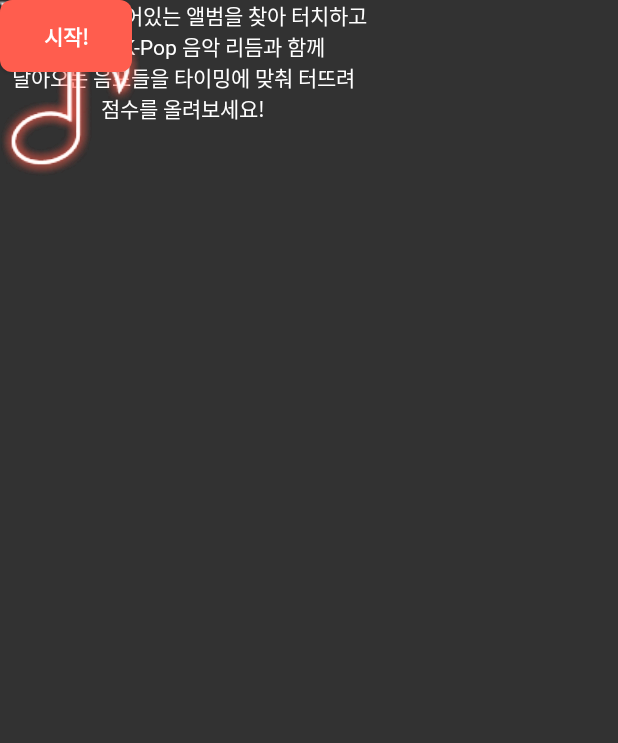
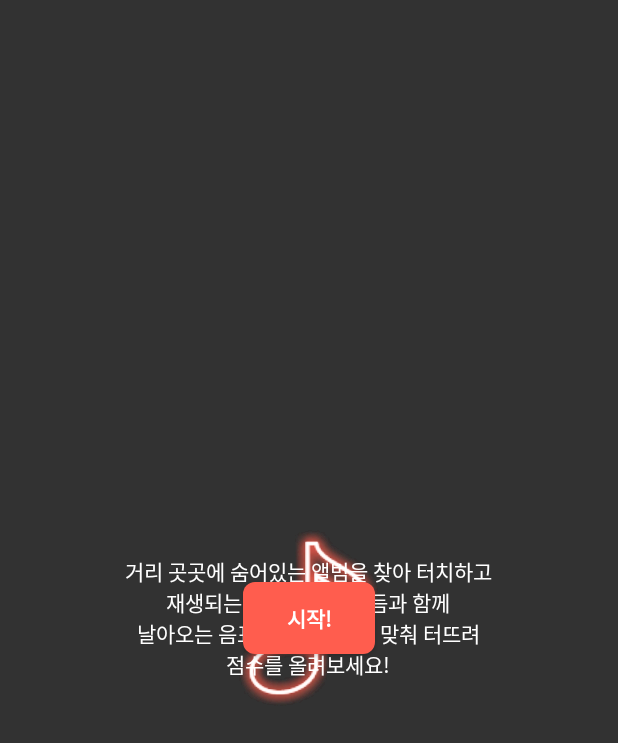
Before and after one commit to HopangLee/MusicNote, an Android app: the PopupActivity screen opened directly, with no data from a screen before it, on a phone screen of 412 x 824 dp. Shown: the top 743 px of the screen. Run offline under Robolectric (Android 15) with nearby library versions, the phone set to English and light mode, and no system bars; libraries missing offline, so code that uses them is left out: com.ssomai.android; plain views replace ScalableLayout.

Commit message:
fix howtoplay ui

```diff
--- a/app/build.gradle
+++ b/app/build.gradle
@@ -65,10 +65,10 @@ sceneform.asset('sampledata/album/EXO_album.fbx', // 'Source Asset Path' specifi
         'src/main/res/raw/exo_album')              // '.sfb Output Path' specified during import.
 */
 /*
-sceneform.asset('sampledata/album/nctmodel2.fbx', // 'Source Asset Path' specified during import.
+sceneform.asset('sampledata/album/nctcd1.obj', // 'Source Asset Path' specified during import.
         'default',                            // 'Material Path' specified during import.
-        'sampledata/models/nctmodel2.sfa',         // '.sfa Output Path' specified during import.
-        'src/main/res/raw/nctmodel2')              // '.sfb Output Path' specified during import.
+        'sampledata/album/nctcd1.sfa',         // '.sfa Output Path' specified during import.
+        'src/main/res/raw/nctcd1')        // '.sfb Output Path' specified during import.
 */
 
 /*
--- a/app/src/main/java/com/example/musicnote/AlbumNode.java
+++ b/app/src/main/java/com/example/musicnote/AlbumNode.java
@@ -33,7 +33,7 @@ public class AlbumNode extends Node {
               MediaPlayer mediaPlayer, ArSceneView arSceneView){
         this.setRenderable(albumModel);
 
-        this.setLocalScale(new Vector3(0.02f, 0.02f, 0.02f));
+        this.setLocalScale(new Vector3(0.2f, 0.2f, 0.2f));
         //this.setLocalPosition(this.getUp().scaled(-2f)); // 스위치로 바꾸는 과정에서 이렇게함
         /*
         this.setLocalScale(new Vector3(1f, 1f, 1f));
--- a/app/src/main/java/com/example/musicnote/BofLogo.java
+++ b/app/src/main/java/com/example/musicnote/BofLogo.java
@@ -14,7 +14,7 @@ public class BofLogo extends Node {
     BofLogo(AnchorNode parent, ModelRenderable bofLogoModel,
             ArSceneView arSceneView){
         this.setRenderable(bofLogoModel);
-        this.setLocalScale(new Vector3(1f, 1f, 1f));
+        this.setLocalScale(new Vector3(.5f, .5f, .5f));
         this.setParent(parent);
         this.setLocalPosition(this.getUp().scaled(+0.5f));
 
--- a/app/src/main/java/com/example/musicnote/GameSystem.java
+++ b/app/src/main/java/com/example/musicnote/GameSystem.java
@@ -112,10 +112,10 @@ public class GameSystem extends AnchorNode{
 
     final float DISTANCE = 15f; // 15m (얼마나 앞에서 생성되게 할 것인지)
     final int DELAY = 3000; // 생성되고 퍼펙트 존(터치시 점수를 얻는 구역)까지 오는 데 걸리는 시간 (ms)
-    final float ZONEDISTANCE = 3f; // 퍼펙트 존 거리
+    final float ZONEDISTANCE = 2.75f; // 퍼펙트 존 거리
     final float SPEED = (DISTANCE - ZONEDISTANCE) * 1000 / DELAY; // 노트의 이동 속도(m/s)
 
-    final float SCALE = 0.4f;
+    final float SCALE = 0.5f;
     final int SCORE = 50;
 
     final float INTERVAL = (MainActivity.getMinScreenSize() / 2160); // =>0.5
--- a/app/src/main/java/com/example/musicnote/PopupActivity.java
+++ b/app/src/main/java/com/example/musicnote/PopupActivity.java
@@ -3,6 +3,8 @@ package com.example.musicnote;
 import android.content.Intent;
 import android.graphics.Color;
 import android.graphics.drawable.ColorDrawable;
+import android.media.AudioManager;
+import android.media.SoundPool;
 import android.os.Bundle;
 import android.os.Handler;
 import android.util.Log;
@@ -19,7 +21,8 @@ public class PopupActivity extends AppCompatActivity {
     Button startBtn;
     public static PopupActivity pa;
 
-
+    SoundPool soundPool;
+    int effectSoundID;
 
     @Override
     protected void onCreate(Bundle savedInstanceState) {
@@ -31,6 +34,9 @@ public class PopupActivity extends AppCompatActivity {
                WindowManager.LayoutParams.FLAG_FULLSCREEN);*/
         //  getWindow().setBackgroundDrawable(new ColorDrawable(0xCC000000));//배경 투명하게
 
+        soundPool = new SoundPool(3, AudioManager.STREAM_MUSIC, 0);
+        effectSoundID = soundPool.load(this, R.raw.ui_menu_button_confirm_03, 1);
+
         startBtn = (Button)findViewById(R.id.checkBtn);
 
         startBtn.setOnClickListener(new View.OnClickListener(){
@@ -38,7 +44,9 @@ public class PopupActivity extends AppCompatActivity {
             @Override
             public void onClick(View v) {
                 Intent intent = new Intent(getApplicationContext(), SplashActivity.class);
+                soundPool.play(effectSoundID, 0.75f, 0.75f, 0, 0, 1f);
                 startActivityForResult(intent, 1);
+                finish();
             }
         });
 
--- a/app/src/main/res/layout/howtoplay.xml
+++ b/app/src/main/res/layout/howtoplay.xml
@@ -7,97 +7,114 @@
     android:background="#CC000000">
 
     <com.ssomai.android.scalablelayout.ScalableLayout
-        android:layout_width="wrap_content"
-        android:layout_height="wrap_content"
-        app:scale_base_height="640"
-        app:scale_base_width="360"
+        android:layout_width="match_parent"
+        android:layout_height="match_parent"
+        app:scale_base_height="645"
+        app:scale_base_width="400"
         tools:ignore="MissingPrefix">
-
-        <TextView
-            android:id="@+id/howtodo"
-            android:layout_width="wrap_content"
-            android:layout_height="wrap_content"
-            android:layout_weight="1"
-            android:text="How To Do?"
-            android:gravity="center"
-            android:textColor="#FF5D4D"
-            android:fontFamily="@font/notosanskrmedium"
-            app:scale_width="360"
-            app:scale_height="30"
-            app:scale_textsize="16"
-            app:scale_top="242"
-            />
-
-        <TextView
-            android:id="@+id/textView6"
-            android:layout_width="wrap_content"
-            android:layout_height="match_parent"
-            android:layout_weight="1"
-            android:text="거리 곳곳에 숨어있는 앨범을 찾아 터치하고\n재생되는 K-Pop 음악 리듬과 함께\n날아오는 음표들을 타이밍에 맞춰 터뜨려\n점수를 올려보세요!"
-            android:gravity="center"
-            android:textColor="#FFFFFF"
-            android:fontFamily="@font/notosanskrmedium"
-            app:scale_width="310"
-            app:scale_height="90"
-            app:scale_textsize="14"
-            app:scale_top="274"
-            app:scale_left="25"/>
-
-        <ImageView
-            android:id="@+id/imageView2"
-            android:layout_width="wrap_content"
-            android:layout_height="wrap_content"
-            app:scale_height="15"
-            app:scale_left="178"
-            app:scale_top="375"
-            app:scale_width="15"
-            app:srcCompat="@drawable/ic_arrow" />
-
-        <ImageView
-            android:id="@+id/imageView6"
-            android:layout_width="wrap_content"
-            android:layout_height="wrap_content"
-            app:srcCompat="@drawable/ic_tap_up"
-            app:scale_width="78"
-            app:scale_height="101"
-            app:scale_top="410"
-            app:scale_left="26"/>
-
-        <ImageView
-            android:id="@+id/imageView7"
-            android:layout_width="wrap_content"
-            android:layout_height="wrap_content"
-            app:srcCompat="@drawable/ic_tap_up"
-            app:scale_width="78"
-            app:scale_height="101"
-            app:scale_top="410"
-            app:scale_left="143"/>
-
-        <ImageView
-            android:id="@+id/imageView8"
-            android:layout_width="wrap_content"
-            android:layout_height="wrap_content"
-            app:srcCompat="@drawable/ic_tap_up"
-            app:scale_width="78"
-            app:scale_height="101"
-            app:scale_top="410"
-            app:scale_left="256"/>
 
         <Button
             android:id="@+id/checkBtn"
             android:layout_width="wrap_content"
             android:layout_height="wrap_content"
             android:background="@drawable/normal_btn_bg"
+            android:fontFamily="@font/notosanskrregular"
             android:text="시작!"
-            android:fontFamily="@font/notosanskrregular"
+            android:layout_gravity="center"
             android:textAlignment="center"
             android:textColor="#FFFFFF"
             android:textStyle="bold"
+            app:scale_height="44"
+            app:scale_left="0"
             app:scale_textsize="16"
-            app:scale_width="134"
-            app:scale_height="44"
-            app:scale_top="544"
-            app:scale_left="113"/>
+            app:scale_top="240"
+            app:scale_width="134" />
+
+        <ImageView
+            android:id="@+id/imageView6"
+            android:layout_width="wrap_content"
+            android:layout_height="wrap_content"
+            android:layout_gravity="center"
+            app:scale_height="120"
+            app:scale_left="-105"
+            app:scale_top="15"
+            app:scale_width="90"
+            app:srcCompat="@drawable/ic_tap_up" />
+
+        <ImageView
+            android:id="@+id/imageView7"
+            android:layout_width="wrap_content"
+            android:layout_height="wrap_content"
+            android:layout_gravity="center"
+            app:scale_height="120"
+            app:scale_left="105"
+            app:scale_top="15"
+            app:scale_width="90"
+            app:srcCompat="@drawable/ic_tap_up" />
+
+        <ImageView
+        android:id="@+id/imageView8"
+        android:layout_width="wrap_content"
+        android:layout_height="wrap_content"
+        android:layout_gravity="center"
+        app:scale_height="120"
+        app:scale_left="-105"
+        app:scale_top="145"
+        app:scale_width="90"
+        app:srcCompat="@drawable/ic_tap_up" />
+
+        <ImageView
+            android:id="@+id/imageView9"
+            android:layout_width="wrap_content"
+            android:layout_height="wrap_content"
+            android:layout_gravity="center"
+            app:scale_height="120"
+            app:scale_left="105"
+            app:scale_top="145"
+            app:scale_width="90"
+            app:srcCompat="@drawable/ic_tap_up" />
+
+        <ImageView
+            android:id="@+id/imageView2"
+            android:layout_width="wrap_content"
+            android:layout_height="wrap_content"
+            android:layout_gravity="center"
+            app:scale_height="15"
+            app:scale_left="0"
+            app:scale_top="-60"
+            app:scale_width="15"
+            app:srcCompat="@drawable/ic_arrow" />
+
+        <TextView
+            android:id="@+id/textView6"
+            android:layout_width="wrap_content"
+            android:layout_height="match_parent"
+            android:layout_gravity="center"
+            android:layout_weight="1"
+            android:fontFamily="@font/notosanskrmedium"
+            android:gravity="center"
+            android:text="거리 곳곳에 숨어있는 앨범을 찾아 터치하고\n재생되는 K-Pop 음악 리듬과 함께\n날아오는 음표들을 타이밍에 맞춰 터뜨려\n점수를 올려보세요!"
+            android:textAlignment="center"
+            android:textColor="#FFFFFF"
+            app:scale_height="90"
+            app:scale_textsize="14"
+            app:scale_top="-120"
+            app:scale_width="310" />
+
+        <TextView
+            android:id="@+id/howtodo"
+            android:layout_width="wrap_content"
+            android:layout_height="wrap_content"
+            android:layout_gravity="center"
+            android:layout_weight="1"
+            android:fontFamily="@font/notosanskrmedium"
+            android:gravity="center"
+            android:text="How To Do?"
+            android:textColor="#FF5D4D"
+            app:scale_height="50"
+            app:scale_textsize="16"
+            app:scale_top="-185"
+            app:scale_width="360" />
 
 
     </com.ssomai.android.scalablelayout.ScalableLayout>
```
Also changed, not shown: app/src/main/AndroidManifest.xml (+7 -4 lines), app/src/main/java/com/example/musicnote/MainActivity.java (+21 -22 lines), 11 other files.
